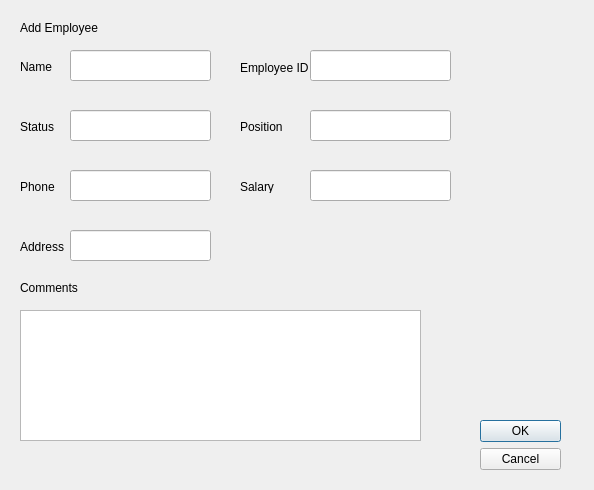
Before: the Qt Designer form UI/AddEmployeeDialog.ui in jordynmarlow/SoftwareEngineering, drawn with Qt 5.
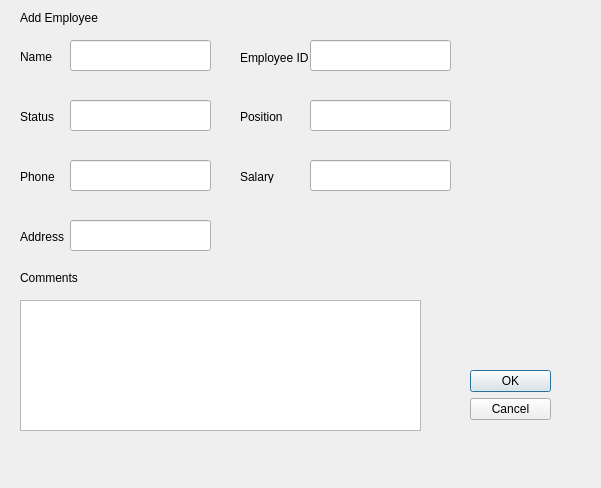
After: the same form once the commit is applied.

What changed in the file:
```diff
--- a/UI/AddEmployeeDialog.ui
+++ b/UI/AddEmployeeDialog.ui
@@ -6,8 +6,8 @@
    <rect>
     <x>0</x>
     <y>0</y>
-    <width>594</width>
-    <height>490</height>
+    <width>601</width>
+    <height>488</height>
    </rect>
   </property>
   <property name="windowTitle">
@@ -16,8 +16,8 @@
   <widget class="QDialogButtonBox" name="buttonBox">
    <property name="geometry">
     <rect>
-     <x>480</x>
-     <y>420</y>
+     <x>470</x>
+     <y>370</y>
      <width>81</width>
      <height>51</height>
     </rect>
@@ -29,24 +29,11 @@
     <set>QDialogButtonBox::Cancel|QDialogButtonBox::Ok</set>
    </property>
   </widget>
-  <widget class="QLabel" name="status_lbl">
-   <property name="geometry">
-    <rect>
-     <x>20</x>
-     <y>120</y>
-     <width>47</width>
-     <height>13</height>
-    </rect>
-   </property>
-   <property name="text">
-    <string>Status</string>
-   </property>
-  </widget>
   <widget class="QLabel" name="position_lbl">
    <property name="geometry">
     <rect>
      <x>240</x>
-     <y>120</y>
+     <y>110</y>
      <width>47</width>
      <height>13</height>
     </rect>
@@ -55,70 +42,80 @@
     <string>Position</string>
    </property>
   </widget>
-  <widget class="QLineEdit" name="name_edit">
+  <widget class="QLabel" name="address_lbl">
    <property name="geometry">
     <rect>
-     <x>70</x>
-     <y>50</y>
-     <width>141</width>
-     <height>31</height>
-    </rect>
-   </property>
-  </widget>
-  <widget class="QTextEdit" name="comments_edit">
-   <property name="geometry">
-    <rect>
      <x>20</x>
-     <y>310</y>
-     <width>401</width>
-     <height>131</height>
+     <y>230</y>
+     <width>47</width>
+     <height>13</height>
     </rect>
    </property>
+   <property name="text">
+    <string>Address</string>
+   </property>
   </widget>
-  <widget class="QLabel" name="name_lbl">
+  <widget class="QLabel" name="status_lbl">
    <property name="geometry">
     <rect>
      <x>20</x>
-     <y>60</y>
+     <y>110</y>
      <width>47</width>
      <height>13</height>
     </rect>
    </property>
    <property name="text">
-    <string>Name</string>
+    <string>Status</string>
    </property>
   </widget>
-  <widget class="QLabel" name="salary_lbl">
+  <widget class="QLineEdit" name="phone_edit">
    <property name="geometry">
     <rect>
-     <x>240</x>
-     <y>180</y>
+     <x>70</x>
+     <y>160</y>
+     <width>141</width>
+     <height>31</height>
+    </rect>
+   </property>
+  </widget>
+  <widget class="QLabel" name="phone_lbl">
+   <property name="geometry">
+    <rect>
+     <x>20</x>
+     <y>170</y>
      <width>47</width>
      <height>13</height>
     </rect>
    </property>
    <property name="text">
-    <string>Salary</string>
+    <string>Phone</string>
    </property>
   </widget>
-  <widget class="QLabel" name="comments_lbl">
+  <widget class="QLineEdit" name="salary_edit">
    <property name="geometry">
     <rect>
-     <x>20</x>
-     <y>280</y>
-     <width>61</width>
-     <height>16</height>
+     <x>310</x>
+     <y>160</y>
+     <width>141</width>
+     <height>31</height>
     </rect>
    </property>
-   <property name="text">
-    <string>Comments</string>
+  </widget>
+  <widget class="QLineEdit" name="status_edit">
+   <property name="geometry">
+    <rect>
+     <x>70</x>
+     <y>100</y>
+     <width>141</width>
+     <height>31</height>
+    </rect>
    </property>
   </widget>
   <widget class="QLabel" name="label">
    <property name="geometry">
     <rect>
      <x>20</x>
-     <y>20</y>
+     <y>10</y>
      <width>111</width>
      <height>16</height>
     </rect>
@@ -131,83 +128,30 @@
    <property name="geometry">
     <rect>
      <x>310</x>
-     <y>110</y>
+     <y>100</y>
      <width>141</width>
      <height>31</height>
     </rect>
    </property>
   </widget>
-  <widget class="QLineEdit" name="salary_edit">
+  <widget class="QLabel" name="name_lbl">
    <property name="geometry">
     <rect>
-     <x>310</x>
-     <y>170</y>
-     <width>141</width>
-     <height>31</height>
-    </rect>
-   </property>
-  </widget>
-  <widget class="QLineEdit" name="status_edit">
-   <property name="geometry">
-    <rect>
-     <x>70</x>
-     <y>110</y>
-     <width>141</width>
-     <height>31</height>
-    </rect>
-   </property>
-  </widget>
-  <widget class="QLineEdit" name="phone_edit">
-   <property name="geometry">
-    <rect>
-     <x>70</x>
-     <y>170</y>
-     <width>141</width>
-     <height>31</height>
-    </rect>
-   </property>
-  </widget>
-  <widget class="QLabel" name="phone_lbl">
-   <property name="geometry">
-    <rect>
      <x>20</x>
-     <y>180</y>
+     <y>50</y>
      <width>47</width>
      <height>13</height>
     </rect>
    </property>
    <property name="text">
-    <string>Phone</string>
-   </property>
-  </widget>
-  <widget class="QLabel" name="address_lbl">
-   <property name="geometry">
-    <rect>
-     <x>20</x>
-     <y>240</y>
-     <width>47</width>
-     <height>13</height>
-    </rect>
-   </property>
-   <property name="text">
-    <string>Address</string>
+    <string>Name</string>
    </property>
   </widget>
   <widget class="QLineEdit" name="address_edit">
    <property name="geometry">
     <rect>
      <x>70</x>
-     <y>230</y>
-     <width>141</width>
-     <height>31</height>
-    </rect>
-   </property>
-  </widget>
-  <widget class="QLineEdit" name="employee_id_edit">
-   <property name="geometry">
-    <rect>
-     <x>310</x>
-     <y>50</y>
+     <y>220</y>
      <width>141</width>
      <height>31</height>
     </rect>
@@ -217,7 +161,7 @@
    <property name="geometry">
     <rect>
      <x>240</x>
-     <y>60</y>
+     <y>50</y>
      <width>71</width>
      <height>16</height>
     </rect>
@@ -226,6 +170,62 @@
     <string>Employee ID</string>
    </property>
   </widget>
+  <widget class="QTextEdit" name="comments_edit">
+   <property name="geometry">
+    <rect>
+     <x>20</x>
+     <y>300</y>
+     <width>401</width>
+     <height>131</height>
+    </rect>
+   </property>
+  </widget>
+  <widget class="QLineEdit" name="employee_id_edit">
+   <property name="geometry">
+    <rect>
+     <x>310</x>
+     <y>40</y>
+     <width>141</width>
+     <height>31</height>
+    </rect>
+   </property>
+  </widget>
+  <widget class="QLineEdit" name="name_edit">
+   <property name="geometry">
+    <rect>
+     <x>70</x>
+     <y>40</y>
+     <width>141</width>
+     <height>31</height>
+    </rect>
+   </property>
+  </widget>
+  <widget class="QLabel" name="salary_lbl">
+   <property name="geometry">
+    <rect>
+     <x>240</x>
+     <y>170</y>
+     <width>47</width>
+     <height>13</height>
+    </rect>
+   </property>
+   <property name="text">
+    <string>Salary</string>
+   </property>
+  </widget>
+  <widget class="QLabel" name="comments_lbl">
+   <property name="geometry">
+    <rect>
+     <x>20</x>
+     <y>270</y>
+     <width>61</width>
+     <height>16</height>
+    </rect>
+   </property>
+   <property name="text">
+    <string>Comments</string>
+   </property>
+  </widget>
  </widget>
  <resources/>
  <connections/>
```
Left out of the diff: 35 changed lines with no effect on the pictures.
